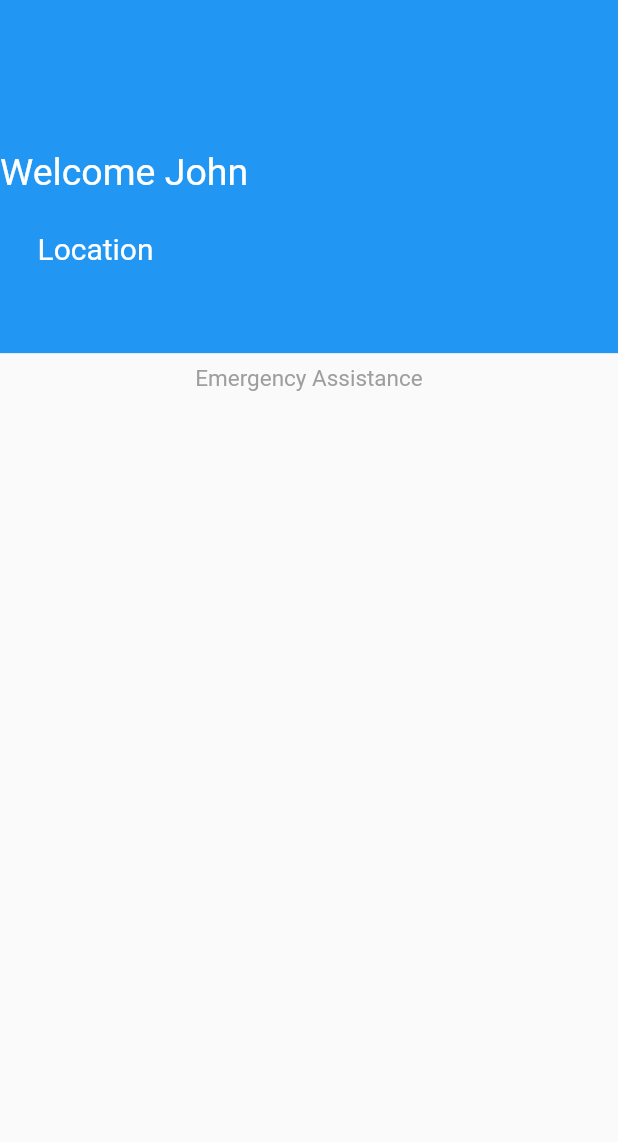
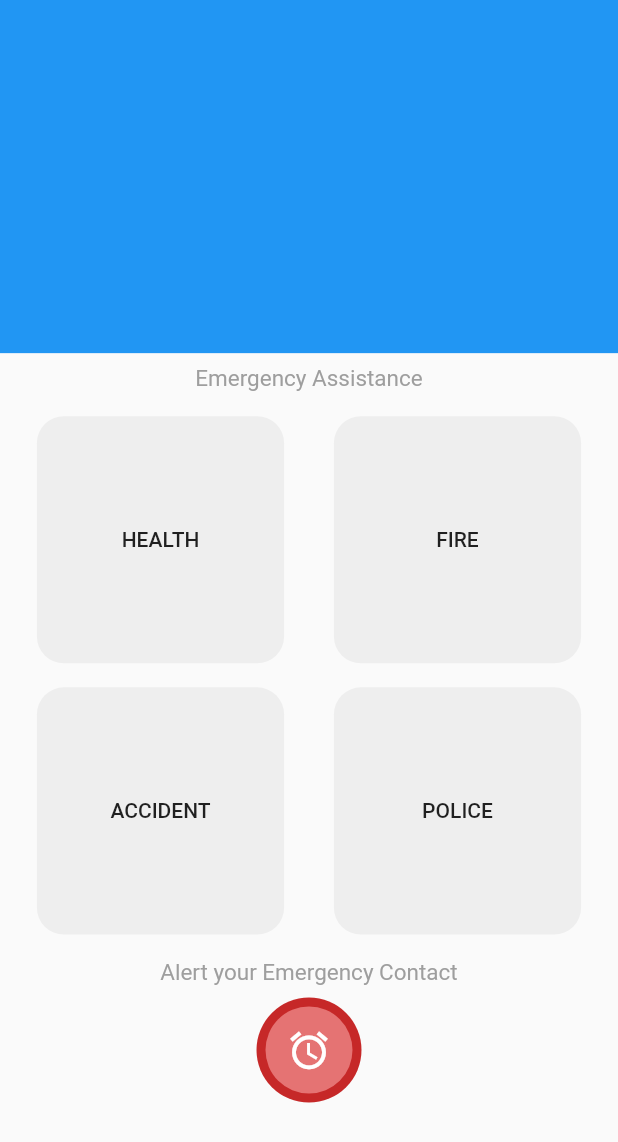
Before and after one commit to ShivaShankar2000/HTF20-Team-32, a Flutter app: the screen it shows after launch, on a phone screen of 412 x 824 dp. Shown: the top 1142 px of the screen. Run offline on Flutter 3.47's test engine with Material 2 defaults, Android fonts, the phone set to English and light mode, and no system bars.

Commit message:
commit 2

```diff
--- /dev/null
+++ b/life_saver/lib/MainPage.dart
@@ -0,0 +1,133 @@
+import 'package:flutter/cupertino.dart';
+import 'package:flutter/material.dart';
+
+class MainPage extends StatefulWidget {
+  @override
+  _MainPageState createState() => _MainPageState();
+}
+class _MainPageState extends State<MainPage>{
+  @override
+  Widget build(BuildContext context) {
+    double height  = MediaQuery.of(context).size.height;
+    double width  = MediaQuery.of(context).size.width;
+    List<Color> _colors = [Colors.deepPurpleAccent, Colors.yellow];
+    List<double> _stops = [0.3, 0.9];
+    return Scaffold(
+      body: Column(
+        children: [
+          Container(
+            width: width,
+            height: height/3.5,
+            decoration: BoxDecoration(
+                color: Colors.blue
+            ),
+            child: Column(
+              crossAxisAlignment: CrossAxisAlignment.start,
+              children: [
+                Padding(
+                  padding:  EdgeInsets.only(top:100.0),
+                  child: Text("",style: TextStyle(fontSize: 25,color: Colors.white),),
+                ),
+                Padding(
+                  padding:  EdgeInsets.all(25.0),
+                  child: Text("",style: TextStyle(fontSize: 20,color: Colors.white)),
+                ),
+
+              ],
+            ),
+          ),
+          Padding(
+            padding:  EdgeInsets.all(8.0),
+            child: Text("Emergency Assistance",style: TextStyle(fontSize: 15,color: Colors.grey)),
+          ),
+          Padding(
+            padding: const EdgeInsets.all(8.0),
+            child: Row(
+              mainAxisAlignment: MainAxisAlignment.spaceAround,
+              children: [
+                Container(
+                  width: width/2.5,
+                  height: height/5,
+                  child: FlatButton(
+                    shape: RoundedRectangleBorder(
+                      borderRadius: BorderRadius.circular(18.0),
+                    ),
+                    onPressed: () {},
+                    color: Colors.grey.shade200,
+                    child: Text("Health".toUpperCase(),
+                        style: TextStyle(fontSize: 14)),
+                  ),
+
+                ),
+                Container(
+                  width: width/2.5,
+                  height: height/5,
+                  child: FlatButton(
+                    shape: RoundedRectangleBorder(
+                      borderRadius: BorderRadius.circular(18.0),
+                    ),
+                    onPressed: () {},
+                    color: Colors.grey.shade200,
+                    child: Text("Fire".toUpperCase(),
+                        style: TextStyle(fontSize: 14)),
+                  ),
+
+                )
+              ],
+            ),
+          ),
+          Padding(
+            padding: const EdgeInsets.all(8.0),
+            child: Row(
+              mainAxisAlignment: MainAxisAlignment.spaceAround,
+              children: [
+                Container(
+                  width: width/2.5,
+                  height: height/5,
+                  child: FlatButton(
+                    shape: RoundedRectangleBorder(
+                      borderRadius: BorderRadius.circular(18.0),
+                    ),
+                    onPressed: () {},
+                    color: Colors.grey.shade200,
+                    child: Text("Accident".toUpperCase(),
+                        style: TextStyle(fontSize: 14)),
+                  ),
+
+                ),
+                Container(
+                  width: width/2.5,
+                  height: height/5,
+                  child: FlatButton(
+                    shape: RoundedRectangleBorder(
+                      borderRadius: BorderRadius.circular(18.0),
+                    ),
+                    onPressed: () {},
+                    color: Colors.grey.shade200,
+                    child: Text("Police".toUpperCase(),
+                        style: TextStyle(fontSize: 14)),
+                  ),
+
+                )
+              ],
+            ),
+          ),
+          Padding(
+            padding:  EdgeInsets.all(8.0),
+            child: Text("Alert your Emergency Contact",style: TextStyle(fontSize: 15,color: Colors.grey)),
+          ),
+          CircleAvatar(
+              radius: 35,
+              backgroundColor:
+              Colors.red[800],
+              child: CircleAvatar(
+                child: Icon(Icons.alarm,color: Colors.white,size: 30,),
+                radius: 29,
+                backgroundColor: Colors.red.shade300,
+              ))
+        ],
+      ),
+    );
+  }
+
+}
--- a/life_saver/lib/main.dart
+++ b/life_saver/lib/main.dart
@@ -1,4 +1,6 @@
 import 'package:flutter/material.dart';
+
+import 'MainPage.dart';
 
 void main() {
   runApp(MyApp(
@@ -17,57 +19,3 @@ class MyApp extends StatelessWidget {
     );
   }
 }
-class MainPage extends StatefulWidget {
-  @override
-  _MainPageState createState() => _MainPageState();
-}
-class _MainPageState extends State<MainPage>{
-  @override
-  Widget build(BuildContext context) {
-    double height  = MediaQuery.of(context).size.height;
-    double width  = MediaQuery.of(context).size.width;
-    List<Color> _colors = [Colors.deepPurpleAccent, Colors.yellow];
-    List<double> _stops = [0.3, 0.9];
-    return Scaffold(
-      body: Column(
-        children: [
-          Container(
-            width: width,
-            height: height/3.5,
-            decoration: BoxDecoration(
-              color: Colors.blue
-            ),
-            child: Column(
-              crossAxisAlignment: CrossAxisAlignment.start,
-              children: [
-                Padding(
-                  padding:  EdgeInsets.only(top:100.0),
-                  child: Text("Welcome John",style: TextStyle(fontSize: 25,color: Colors.white),),
-                ),
-                Padding(
-                  padding:  EdgeInsets.all(25.0),
-                  child: Text("Location",style: TextStyle(fontSize: 20,color: Colors.white)),
-                ),
-
-              ],
-            ),
-          ),
-          Padding(
-            padding:  EdgeInsets.all(8.0),
-            child: Text("Emergency Assistance",style: TextStyle(fontSize: 15,color: Colors.grey)),
-          ),
-          Row(
-            children: [
-              Container(
-                child: FlatButton(
-
-                ),
-              )
-            ],
-          ),
-        ],
-      ),
-    );
-  }
-
-}
```
Also changed, not shown: life_saver/assets/Google Pixel 2 XL - 1.svg (added), life_saver/assets/Google Pixel 2 XL - 2.svg (added).
